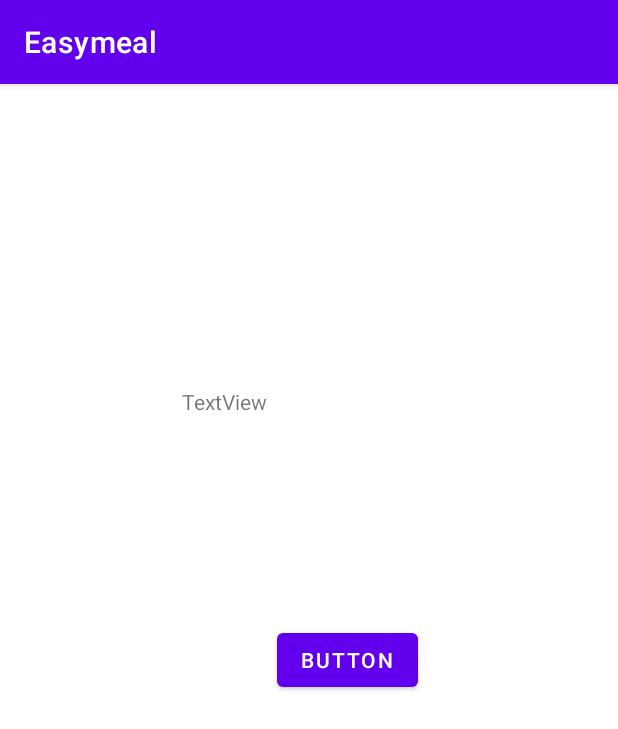
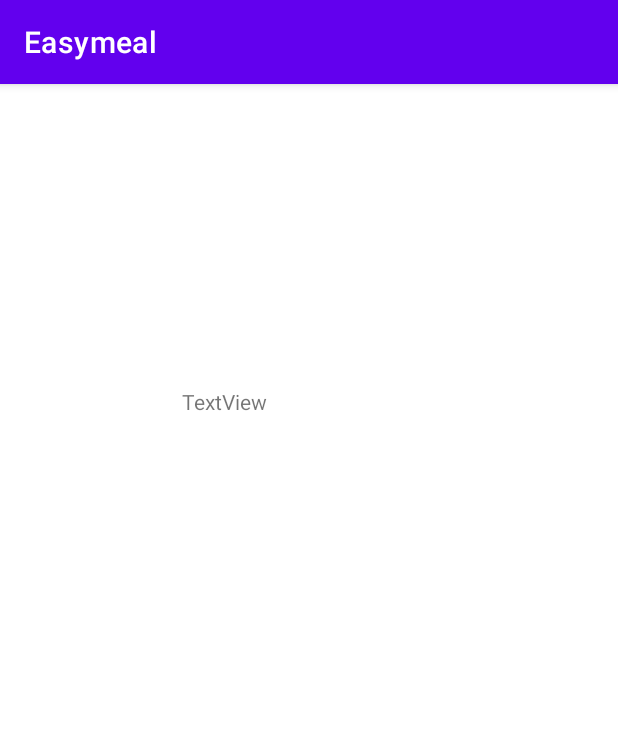
Before and after one commit to BaloJr99/Easymeal, an Android app: the MainActivity2 screen opened directly, with no data from a screen before it, on a phone screen of 412 x 824 dp. Shown: the top 729 px of the screen. Run offline under Robolectric (Android 15) with nearby library versions, the phone set to English and light mode, and no system bars.

Commit message:
Delete objects from act_2

```diff
--- a/app/src/main/res/layout/activity_main2.xml
+++ b/app/src/main/res/layout/activity_main2.xml
@@ -16,23 +16,4 @@
         app:layout_constraintEnd_toEndOf="parent"
         app:layout_constraintTop_toTopOf="parent" />
 
-    <Button
-        android:id="@+id/button"
-        android:layout_width="wrap_content"
-        android:layout_height="wrap_content"
-        android:layout_marginStart="63dp"
-        android:text="Button"
-        app:layout_constraintBottom_toBottomOf="parent"
-        app:layout_constraintStart_toStartOf="@+id/textView3"
-        app:layout_constraintTop_toTopOf="parent" />
-
-    <ImageView
-        android:id="@+id/imageView"
-        android:layout_width="wrap_content"
-        android:layout_height="wrap_content"
-        android:layout_marginTop="39dp"
-        app:layout_constraintEnd_toEndOf="parent"
-        app:layout_constraintStart_toStartOf="parent"
-        app:layout_constraintTop_toTopOf="parent"
-        tools:srcCompat="@tools:sample/avatars" />
 </androidx.constraintlayout.widget.ConstraintLayout>
```
